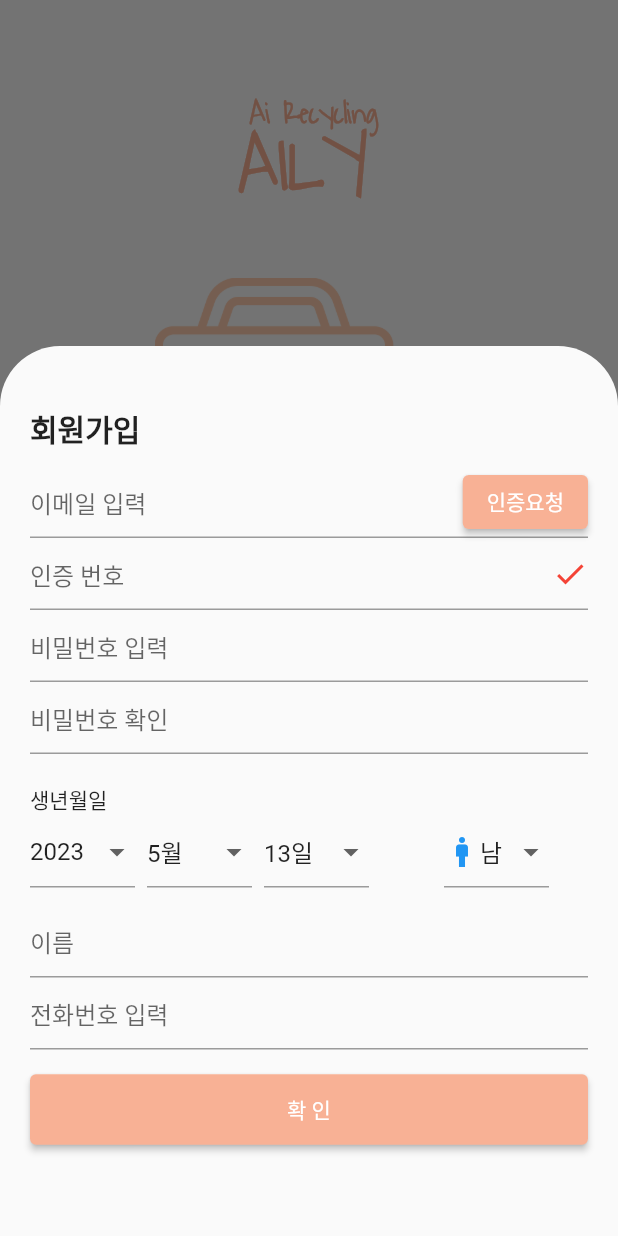
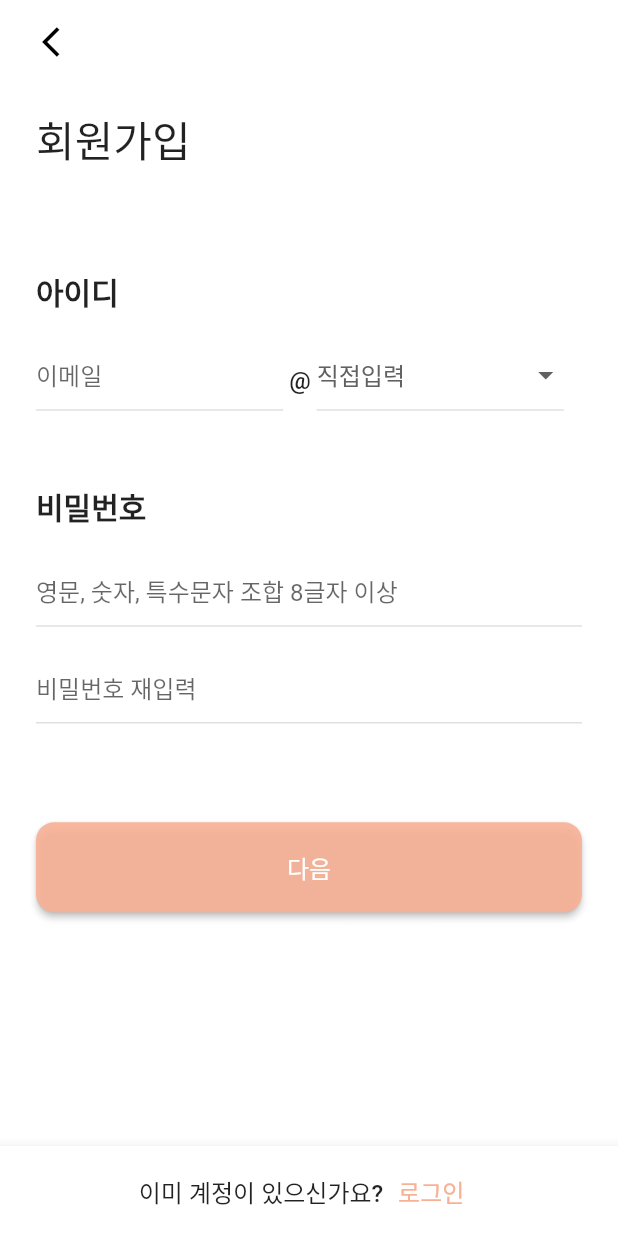
Before and after one commit to Aily-AIRecycle/Aily_app, a Flutter app: the screen it shows after launch, after a tap on "회원가입", on a phone screen of 412 x 824 dp. Run offline on Flutter 3.47's test engine with Material 2 defaults, Android fonts, the phone set to English and light mode, and no system bars; our stand-ins replace dio, flutter_keyboard_visibility, flutter_native_splash, flutter_secure_storage, flutter_svg, geolocator and 4 more; missing offline and left inert: gradients; Roboto replaces fonts that are missing (Pretendard).

Commit message:
회원가입 페이지 - 이메일 비밀번호 입력화면

```diff
--- a/Aily/lib/screens/login_screen.dart
+++ b/Aily/lib/screens/login_screen.dart
@@ -12,6 +12,7 @@ import 'package:flutter_secure_storage/flutter_secure_storage.dart';
 import 'package:dio/dio.dart';
 import '../class/URLs.dart';
 import '../class/UserData.dart';
+import 'register_screen.dart';
 
 
 class LoginScreen extends StatefulWidget {
@@ -732,7 +733,10 @@ class _LoginScreenState extends State<LoginScreen> {
                       const SizedBox(height: 30.0),
                       ElevatedButton(
                         onPressed: () {
-                          signSheet();
+                          Navigator.push(
+                              context,
+                              MaterialPageRoute(
+                                  builder: (context) => const registerScreen()));
                         },
                         style: ElevatedButton.styleFrom(
                           fixedSize: Size(MediaQuery.of(context).size.width * 0.9, MediaQuery.of(context).size.height * 0.07),
--- /dev/null
+++ b/Aily/lib/screens/register_screen.dart
@@ -0,0 +1,260 @@
+import 'package:flutter/material.dart';
+
+class registerScreen extends StatefulWidget {
+  const registerScreen({Key? key}) : super(key: key);
+
+  @override
+  _registerScreenState createState() => _registerScreenState();
+}
+
+class _registerScreenState extends State<registerScreen> {
+  Color myColor = const Color(0xFFF8B195);
+
+  @override
+  Widget build(BuildContext context) {
+    return Scaffold(
+      appBar: AppBar(
+        centerTitle: true,
+        backgroundColor: Colors.white,
+        iconTheme: const IconThemeData(color: Colors.black),
+        elevation: 0,
+        leading: IconButton(
+          padding: const EdgeInsets.fromLTRB(24, 0, 0, 0),
+          icon: const Icon(Icons.arrow_back_ios, size: 24),
+          splashColor: Colors.transparent,
+          highlightColor: Colors.transparent,
+          onPressed: () {
+            Navigator.pop(context);
+          },
+        ),
+      ),
+      backgroundColor: Colors.white,
+      body: RegisterWidget(context),
+      bottomNavigationBar: BottomAppBar(
+        child: Container(
+          height: 60,
+          child: Row(
+            mainAxisAlignment: MainAxisAlignment.center,
+            children: [
+              Text(
+                '이미 계정이 있으신가요?',
+                style: TextStyle(
+                  fontFamily: 'Pretendard',
+                  fontSize: 16,
+                  fontWeight: FontWeight.w500,
+                ),
+              ),
+              TextButton(
+                onPressed: () {
+                  Navigator.pop(context);
+                },
+                child: Text(
+                  '로그인',
+                  style: TextStyle(
+                    fontFamily: 'Pretendard',
+                    fontSize: 16,
+                    fontWeight: FontWeight.w500,
+                    color: myColor,
+                  ),
+                ),
+              ),
+            ],
+          ),
+        ),
+      ),
+    );
+  }
+
+  Widget RegisterWidget(BuildContext context) {
+    String? dropdownValue = '직접입력';
+    return Padding(
+      padding: const EdgeInsets.symmetric(horizontal: 24),
+      child: Column(
+        mainAxisAlignment: MainAxisAlignment.start,
+        crossAxisAlignment: CrossAxisAlignment.start,
+        children: [
+          SizedBox(height: MediaQuery.of(context).size.height * 0.02),
+          Text(
+            '회원가입',
+            style: TextStyle(
+              fontFamily: 'Pretendard',
+              fontSize: 28,
+              fontWeight: FontWeight.w500,
+            ),
+          ),
+          SizedBox(height: MediaQuery.of(context).size.height * 0.08),
+          Text(
+            '아이디',
+            style: TextStyle(
+              fontFamily: 'Pretendard',
+              fontSize: 20,
+              fontWeight: FontWeight.w600,
+            ),
+          ),
+          SizedBox(height: MediaQuery.of(context).size.height * 0.02),
+          Row(
+            children: [
+              Container(
+                width: MediaQuery.of(context).size.width * 0.4,
+                margin: const EdgeInsets.only(right: 4),
+                child: TextField(
+                  decoration: InputDecoration(
+                    hintText: '이메일',
+                    hintStyle: TextStyle(
+                      fontFamily: 'Pretendard',
+                      fontSize: 16,
+                      fontWeight: FontWeight.w400,
+                    ),
+                    enabledBorder: UnderlineInputBorder(
+                      borderSide: BorderSide(
+                        color: Color(0xFFE0E0E0),
+                        width: 1,
+                      ),
+                    ),
+                    focusedBorder: UnderlineInputBorder(
+                      borderSide: BorderSide(
+                        color: Color(0xFFE0E0E0),
+                        width: 1,
+                      ),
+                    ),
+                  ),
+                ),
+              ),
+              Container(
+                margin: const EdgeInsets.only(top: 8),
+                child: Text(
+                  '@',
+                  style: TextStyle(
+                    fontFamily: 'Pretendard',
+                    fontSize: 16,
+                    fontWeight: FontWeight.w500,
+                  ),
+                ),
+              ),
+              Container(
+                margin: const EdgeInsets.only(left: 4),
+                width: MediaQuery.of(context).size.width * 0.4,
+                child: DropdownButtonFormField<String>(
+                  decoration: InputDecoration(
+                    enabledBorder: UnderlineInputBorder(
+                      borderSide: BorderSide(
+                        color: Color(0xFFE0E0E0),
+                        width: 1,
+                      ),
+                    ),
+                    focusedBorder: UnderlineInputBorder(
+                      borderSide: BorderSide(
+                        color: Color(0xFFE0E0E0),
+                        width: 1,
+                      ),
+                    ),
+                  ),
+                  value: dropdownValue,
+                  onChanged: (String? newValue) {
+                    setState(() {
+                      dropdownValue = newValue;
+                    });
+                  },
+                  items: <String>['naver.com', 'gmail.com', '직접입력']
+                      .map<DropdownMenuItem<String>>(
+                    (String value) {
+                      return DropdownMenuItem<String>(
+                        value: value,
+                        child: Text(
+                          value,
+                          style: TextStyle(
+                            fontFamily: 'Pretendard',
+                            fontSize: 16,
+                            fontWeight: FontWeight.w400,
+                            color: Colors.grey.shade700,
+                          ),
+                        ),
+                      );
+                    },
+                  ).toList(),
+                ),
+              ),
+            ],
+          ),
+          SizedBox(height: MediaQuery.of(context).size.height * 0.06),
+          Text(
+            '비밀번호',
+            style: TextStyle(
+              fontFamily: 'Pretendard',
+              fontSize: 20,
+              fontWeight: FontWeight.w600,
+            ),
+          ),
+          SizedBox(height: MediaQuery.of(context).size.height * 0.02),
+          TextField(
+            decoration: InputDecoration(
+              hintText: '영문, 숫자, 특수문자 조합 8글자 이상',
+              hintStyle: TextStyle(
+                fontFamily: 'Pretendard',
+                fontSize: 16,
+                fontWeight: FontWeight.w400,
+              ),
+              enabledBorder: UnderlineInputBorder(
+                borderSide: BorderSide(
+                  color: Color(0xFFE0E0E0),
+                  width: 1,
+                ),
+              ),
+              focusedBorder: UnderlineInputBorder(
+                borderSide: BorderSide(
+                  color: Color(0xFFE0E0E0),
+                  width: 1,
+                ),
+              ),
+            ),
+          ),
+          SizedBox(height: MediaQuery.of(context).size.height * 0.02),
+          TextField(
+            decoration: InputDecoration(
+              hintText: '비밀번호 재입력',
+              hintStyle: TextStyle(
+                fontFamily: 'Pretendard',
+                fontSize: 16,
+                fontWeight: FontWeight.w400,
+              ),
+              enabledBorder: UnderlineInputBorder(
+                borderSide: BorderSide(
+                  color: Color(0xFFE0E0E0),
+                  width: 1,
+                ),
+              ),
+              focusedBorder: UnderlineInputBorder(
+                borderSide: BorderSide(
+                  color: Color(0xFFE0E0E0),
+                  width: 1,
+                ),
+              ),
+            ),
+          ),
+          SizedBox(height: MediaQuery.of(context).size.height * 0.08),
+          Container(
+            width: MediaQuery.of(context).size.width,
+            height: 60,
+            child: ElevatedButton(
+              onPressed: () {},
+              child: Text(
+                '다음',
+                style: TextStyle(
+                  fontFamily: 'Pretendard',
+                  fontSize: 16,
+                  fontWeight: FontWeight.w500,
+                ),
+              ),
+              style: ElevatedButton.styleFrom(
+                backgroundColor: myColor.withOpacity(0.9),
+                shape: RoundedRectangleBorder(
+                  borderRadius: BorderRadius.circular(12),
+                ),
+              ),
+            ),
+          ),
+        ],
+      ),
+    );
+  }
+}
```
Also changed, not shown: 2 other files.
